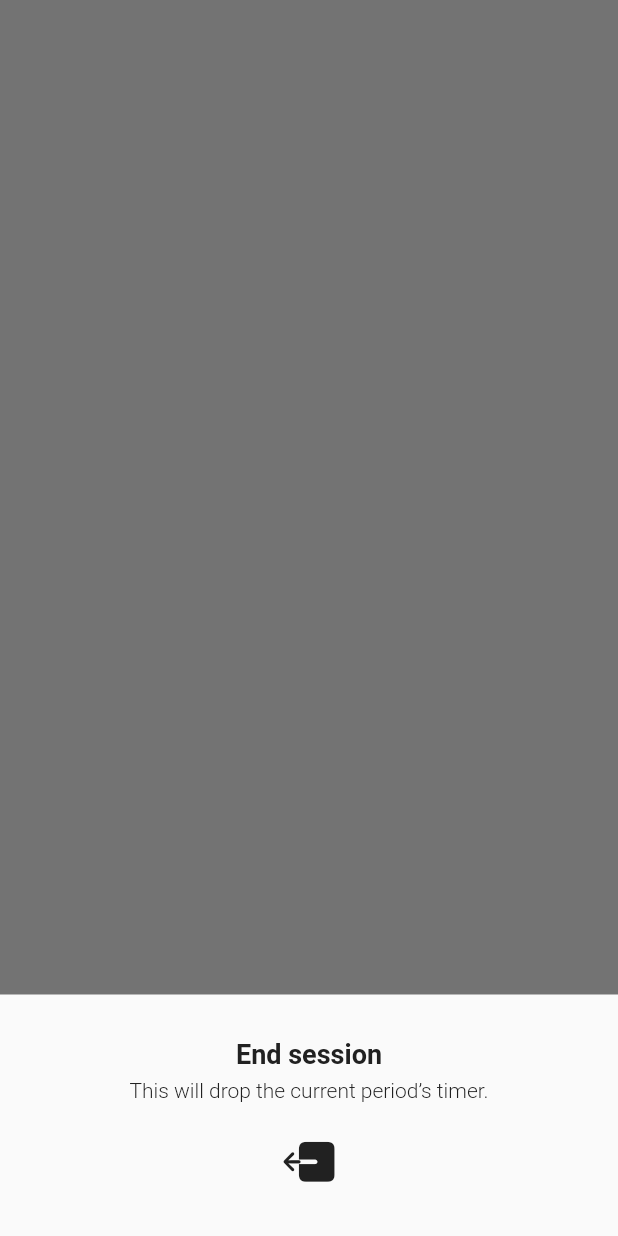
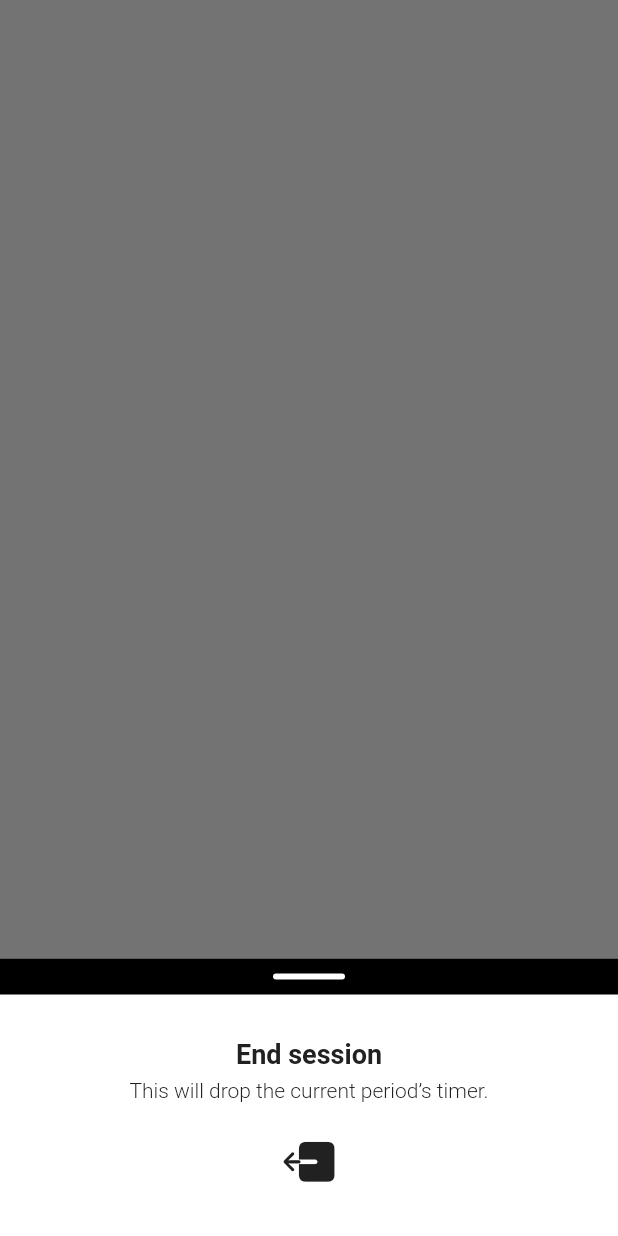
Before and after one commit to Edorin9/owolf, a Flutter app: what show() shows on an empty page, opened directly, on a phone screen of 412 x 824 dp. Run offline on Flutter 3.47's test engine with Material 2 defaults, Android fonts, the phone set to English and light mode, and no system bars; our stand-ins replace dart_mappable, flutter_bloc, flutter_hooks, go_router, rxdart, shared_preferences; missing offline and left inert: duration_picker, flutter_ringtone_player; accounts and stored records are empty; generated files the repository leaves out were written again.

Commit message:
white bg, add drag handle

```diff
--- a/lib/break/view/break_page.dart
+++ b/lib/break/view/break_page.dart
@@ -58,6 +58,7 @@ class _BreakView extends StatelessWidget {
   @override
   Widget build(BuildContext context) {
     return const Scaffold(
+      backgroundColor: Colors.white,
       body: Center(
         child: Stack(
           children: [
--- a/lib/home/view/home_page.dart
+++ b/lib/home/view/home_page.dart
@@ -81,6 +81,7 @@ class _HomeView extends StatelessWidget {
   @override
   Widget build(BuildContext context) {
     return const Scaffold(
+      backgroundColor: Colors.white,
       body: Stack(
         children: [
           SafeArea(
--- a/lib/home/widgets/rest_option_sheet.dart
+++ b/lib/home/widgets/rest_option_sheet.dart
@@ -13,6 +13,7 @@ class RestOptionSheet extends StatelessWidget {
   static Future<RestOption> show(BuildContext invokerContext) async {
     return await showModalBottomSheet<RestOption>(
           context: invokerContext,
+          backgroundColor: Colors.white,
           isScrollControlled: true,
           builder: (context) => BlocProvider.value(
             value: invokerContext.read<HomeCubit>(),
@@ -25,11 +26,25 @@ class RestOptionSheet extends StatelessWidget {
   @override
   Widget build(BuildContext context) {
     final mode = context.read<HomeCubit>().state.mode;
-    return Padding(
-      padding: const EdgeInsets.fromLTRB(25, 25, 25, 16),
-      child: Wrap(
-        children: [
-          Column(
+    return Wrap(
+      children: [
+        Container(
+          height: 24,
+          width: double.infinity,
+          color: Colors.black,
+          child: Center(
+            child: Container(
+              height: 4,
+              width: 48,
+              decoration: const BoxDecoration(
+                  color: Colors.white,
+                  borderRadius: BorderRadius.all(Radius.circular(10.0))),
+            ),
+          ),
+        ),
+        Padding(
+          padding: const EdgeInsets.fromLTRB(25, 25, 25, 16),
+          child: Column(
             mainAxisAlignment: MainAxisAlignment.center,
             mainAxisSize: MainAxisSize.min,
             children: <Widget>[
@@ -40,8 +55,8 @@ class RestOptionSheet extends StatelessWidget {
               const _OptionsRow(),
             ],
           ),
-        ],
-      ),
+        ),
+      ],
     );
   }
 }
--- a/lib/settings/view/settings_page.dart
+++ b/lib/settings/view/settings_page.dart
@@ -40,6 +40,7 @@ class _SettingsView extends StatelessWidget {
   @override
   Widget build(BuildContext context) {
     return const Scaffold(
+      backgroundColor: Colors.white,
       body: SafeArea(
         child: Column(
           children: [
```
